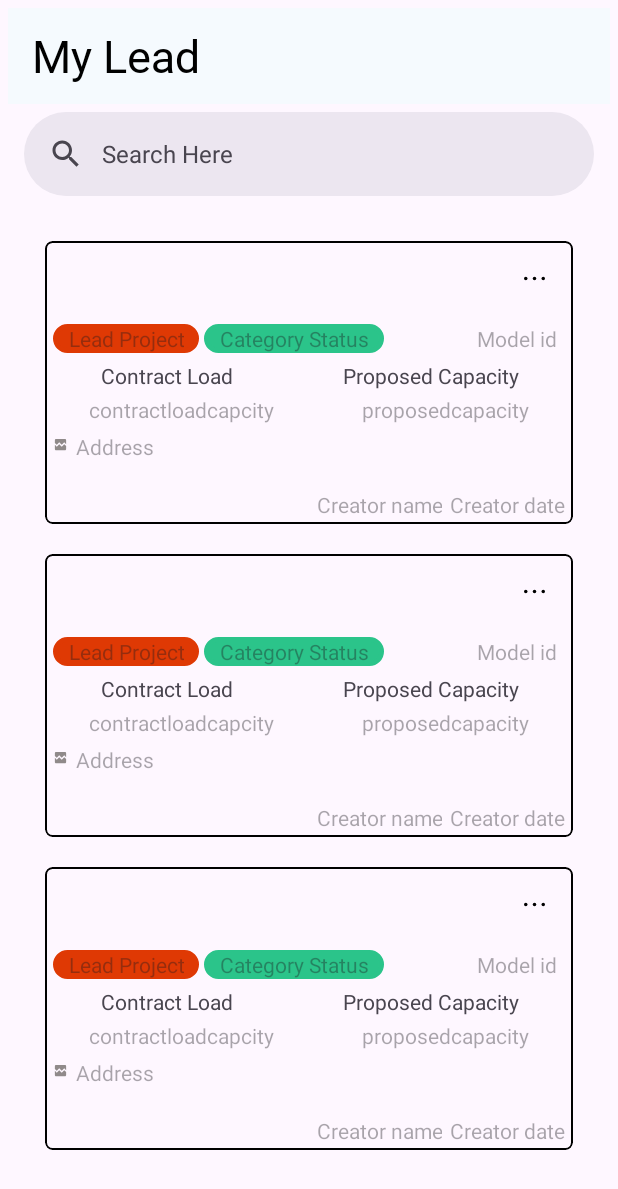
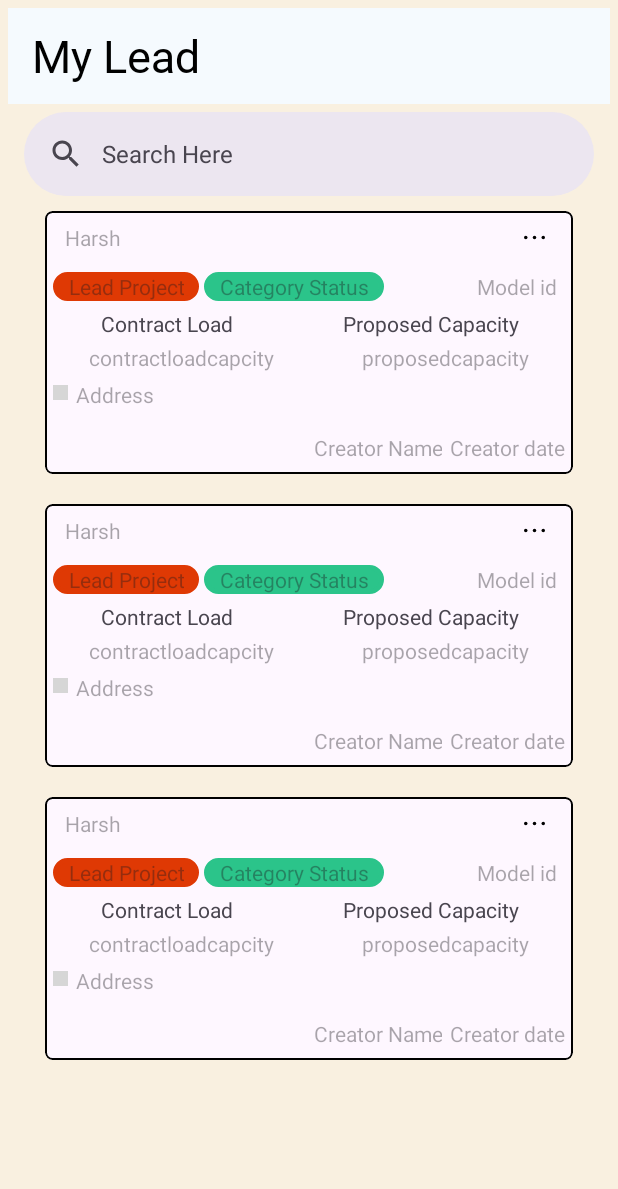
Before and after one commit to harsh23-06/AhaSolar_app, an Android app: the layout activity_lead_list.xml on its own in the app's theme, with its tools: preview values and no code run, on a phone screen of 412 x 824 dp. Shown: the top 1189 px of the screen. Run offline under Robolectric (Android 15) with nearby library versions, the phone set to English and light mode, and no system bars; grey boxes are pictures that could not be loaded.

Commit message:
List display and delete done

```diff
--- a/app/src/main/java/com/example/ahasolarapp/api/ApiService.kt
+++ b/app/src/main/java/com/example/ahasolarapp/api/ApiService.kt
@@ -21,5 +21,9 @@ interface ApiService {
         @Body request: LeadListRequest
     ): Response<LeadResponse>
     @POST("api/lead/leadCreate")
-    fun createLead(@Body request: LeadDeleteRequest): Call<LeadResponse>
+    suspend fun deleteLead(
+        @HeaderMap headers: Map<String, String>,
+        @Body request: LeadDeleteRequest
+    ): Response<LeadResponse>
+
 }
--- a/app/src/main/java/com/example/ahasolarapp/repository/LeadRepository.kt
+++ b/app/src/main/java/com/example/ahasolarapp/repository/LeadRepository.kt
@@ -2,6 +2,7 @@ package com.example.ahasolarapp.repository
 
 import com.example.ahasolarapp.model.LeadListRequest
 import com.example.ahasolarapp.api.ApiService
+import com.example.ahasolarapp.model.LeadDeleteRequest
 import com.example.ahasolarapp.model.LeadResponse
 import retrofit2.Response
 
@@ -12,4 +13,9 @@ class LeadRepository(private val apiService: ApiService) {
         val headers = mapOf("Authorization" to "Bearer $authToken")
         return apiService.getLeadList(headers, request)
     }
+
+    suspend fun deleteLead(authToken: String, request: LeadDeleteRequest): Response<LeadResponse> {
+        val headers = mapOf("Authorization" to "Bearer $authToken")
+        return apiService.deleteLead(headers, request)
+    }
 }
--- a/app/src/main/res/layout/activity_lead_list.xml
+++ b/app/src/main/res/layout/activity_lead_list.xml
@@ -10,6 +10,7 @@
     <androidx.constraintlayout.widget.ConstraintLayout
         android:layout_width="match_parent"
         android:layout_height="match_parent"
+        android:background="#F9F0E0"
         tools:context=".LeadListActivity">
 
         <com.google.android.material.appbar.AppBarLayout
@@ -70,8 +71,8 @@
             android:id="@+id/leadList"
             android:layout_width="match_parent"
             android:layout_height="0dp"
-            android:layout_margin="20dp"
             android:orientation="vertical"
+            android:layout_marginHorizontal="20dp"
             app:layoutManager="androidx.recyclerview.widget.LinearLayoutManager"
             app:layout_constraintBottom_toBottomOf="parent"
             app:layout_constraintEnd_toEndOf="parent"
--- a/app/src/main/res/layout/lead_item.xml
+++ b/app/src/main/res/layout/lead_item.xml
@@ -15,12 +15,14 @@
         android:layout_height="wrap_content"
         android:layout_margin="10dp"
         android:elevation="5dp"
+        android:background="@color/off_white"
         app:strokeColor="@color/black"
         app:cardCornerRadius="5dp">
 
         <androidx.constraintlayout.widget.ConstraintLayout
             android:layout_width="match_parent"
-            android:layout_height="match_parent">
+            android:layout_height="match_parent"
+            >
 
             <LinearLayout
                 android:id="@+id/linearLayout1"
@@ -28,6 +30,7 @@
                 android:layout_height="wrap_content"
                 android:layout_marginHorizontal="5dp"
                 android:orientation="horizontal"
+
                 app:layout_constraintStart_toStartOf="parent"
                 app:layout_constraintTop_toTopOf="parent">
 
@@ -38,8 +41,9 @@
                     android:layout_weight="1"
                     android:ellipsize="end"
                     android:maxLength="25"
+                    android:hint="Harsh"
                     android:maxLines="1"
-                    android:padding="15dp"
+                    android:padding="8dp"
                     android:text="@{model.projectName+` (`+String.valueOf(model.pvCapacity)+` kW)`}"
                     />
 
@@ -162,7 +166,7 @@
                     android:layout_width="10dp"
                     android:layout_height="10dp"
                     android:layout_marginTop="3dp"
-                    android:src="@drawable/baseline_broken_image_24" />
+                    android:src="@drawable/baseline_account_balance_24" />
 
                 <TextView
                     android:layout_width="0dp"
@@ -173,15 +177,14 @@
                     android:maxLines="2"
                     android:lines="2"
                     android:hint="Address"
-                    android:text="@{model.address}"/>
-                <!--                -->
+                    android:text="@{model.address.empty?`-`:model.address}"/>
             </LinearLayout>
 
             <LinearLayout
                 android:id="@+id/linearLayout6"
                 android:layout_width="match_parent"
                 android:layout_height="wrap_content"
-                android:layout_marginVertical="3dp"
+                android:layout_marginBottom="8dp"
                 android:gravity="end"
                 app:layout_constraintStart_toStartOf="parent"
                 app:layout_constraintTop_toBottomOf="@id/linearLayout5"
@@ -193,10 +196,9 @@
                     android:layout_height="wrap_content"
                     android:layout_marginHorizontal="5dp"
                     android:gravity="end"
-                    android:hint="Creator name"
-                    android:text="@{model.sourceLeadName}"
+                    android:hint="Creator Name"
+                    android:text="@{model.sourceLeadName.empty?`-`:model.sourceLeadName}"
                      />
-<!--                -->
                 <TextView
                     android:layout_height="wrap_content"
                     android:layout_width="wrap_content"
@@ -204,7 +206,6 @@
                     android:hint="Creator date"
                     android:text="@{model.createdAt}"
                     />
-<!--                -->
             </LinearLayout>
         </androidx.constraintlayout.widget.ConstraintLayout>
 
```
Also changed, not shown: app/src/main/java/com/example/ahasolarapp/LeadListActivity.kt (+13 -2 lines), app/src/main/java/com/example/ahasolarapp/adapter/LeadListAdapter.kt (+5 -2 lines), app/src/main/java/com/example/ahasolarapp/viewmodel/LeadViewModel.kt (+25 -0 lines).
